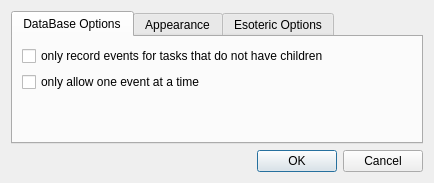
KDAB/Charm, file Charm/CharmPreferences.ui: the form before one commit.
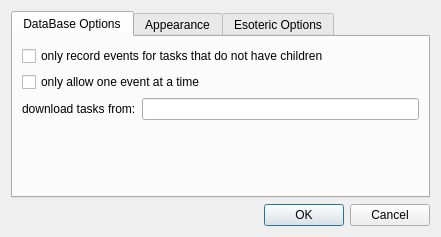
The form after the commit. The open tabs and pages were chosen to show the change.

Commit message: add test for task export import fix task list merging for empty task lists task list merger now knows the name of the exporter

```diff
--- a/Charm/CharmPreferences.ui
+++ b/Charm/CharmPreferences.ui
@@ -5,8 +5,8 @@
    <rect>
     <x>0</x>
     <y>0</y>
-    <width>434</width>
-    <height>183</height>
+    <width>441</width>
+    <height>237</height>
    </rect>
   </property>
   <property name="windowTitle" >
@@ -22,7 +22,7 @@
       <attribute name="title" >
        <string>DataBase Options</string>
       </attribute>
-      <layout class="QVBoxLayout" >
+      <layout class="QVBoxLayout" name="verticalLayout" >
        <item>
         <widget class="QCheckBox" name="cbEventsInLeavesOnly" >
          <property name="text" >
@@ -37,6 +37,20 @@
          </property>
         </widget>
        </item>
+       <item>
+        <layout class="QHBoxLayout" name="horizontalLayout" >
+         <item>
+          <widget class="QLabel" name="label_3" >
+           <property name="text" >
+            <string>download tasks from:</string>
+           </property>
+          </widget>
+         </item>
+         <item>
+          <widget class="QLineEdit" name="lineEdit" />
+         </item>
+        </layout>
+       </item>
        <item>
         <spacer>
          <property name="orientation" >
```
Left out of the diff: 2 changed lines with no effect on the pictures. The commit also changes 11 other files.
